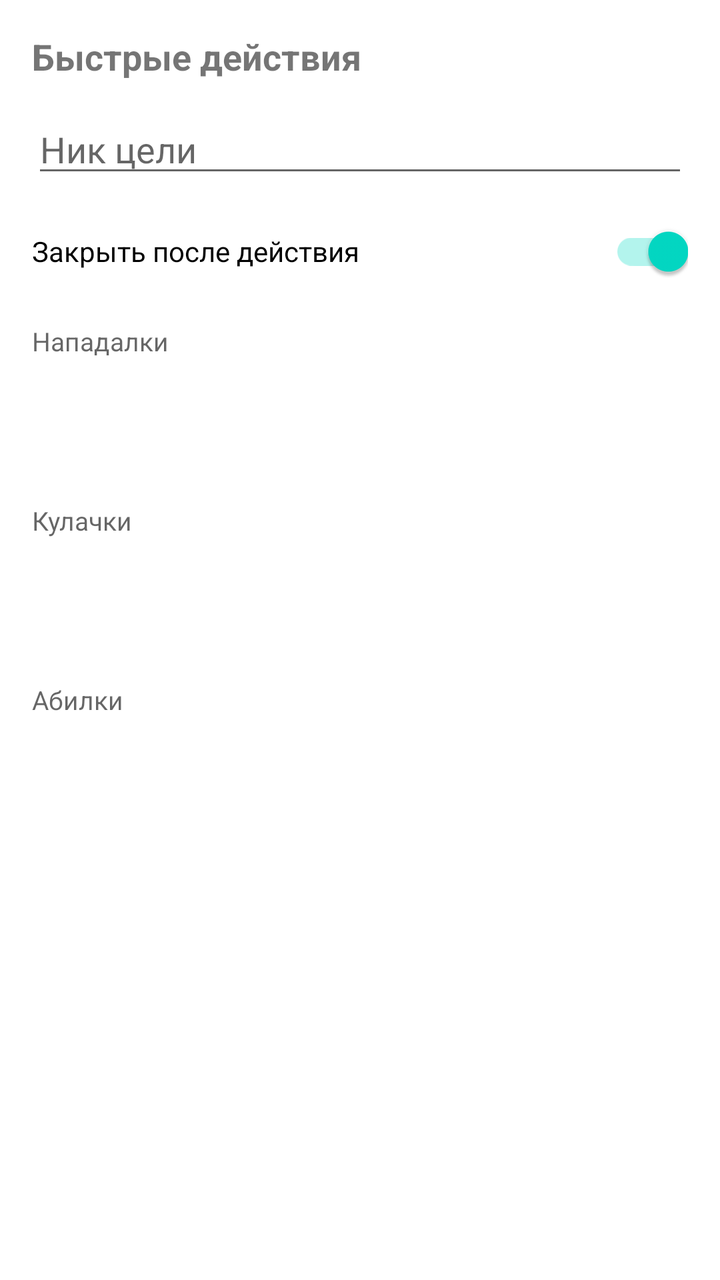
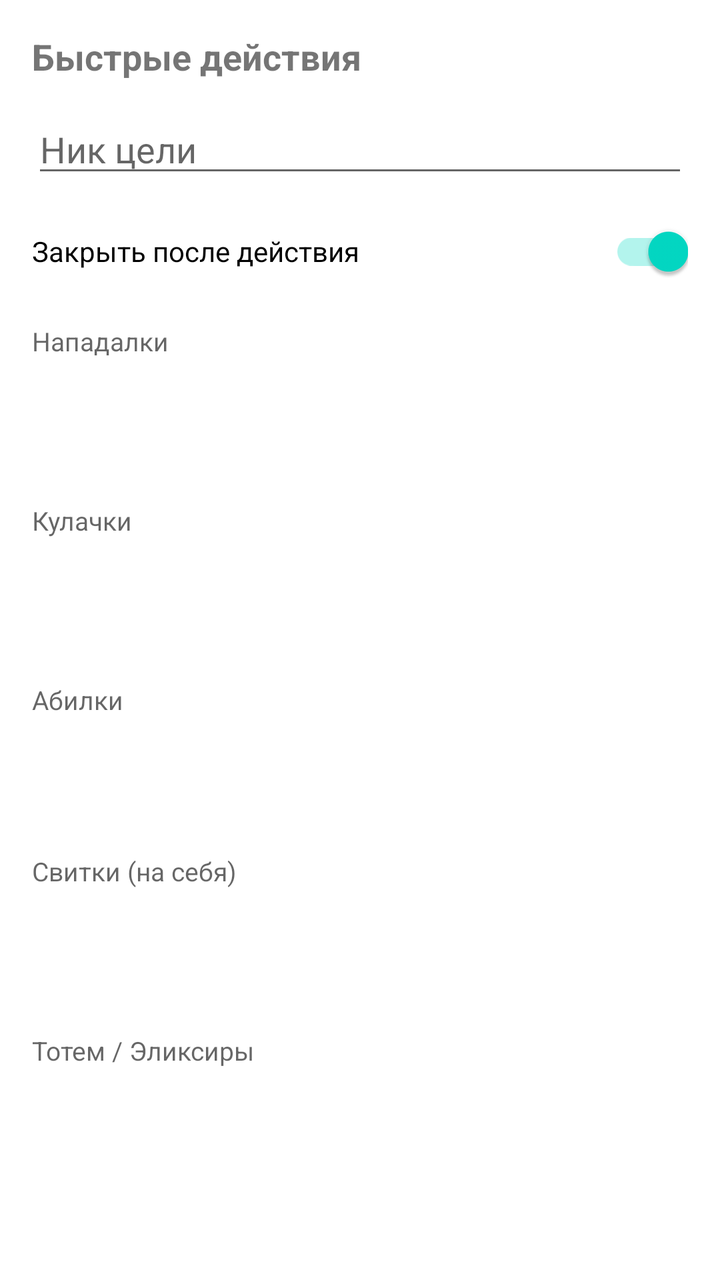

An Android layout rendered at two revisions. The XML below is the earlier revision; the diff shows what the commit changed to produce the second picture.
<!-- AndroidManifest.xml: application theme Theme.ABClient -->
<!-- res/layout/bottom_sheet_quick_actions.xml -->
<?xml version="1.0" encoding="utf-8"?>
<LinearLayout xmlns:android="http://schemas.android.com/apk/res/android"
    xmlns:app="http://schemas.android.com/apk/res-auto"
    android:layout_width="match_parent"
    android:layout_height="wrap_content"
    android:orientation="vertical"
    android:padding="16dp">

    <TextView
        android:layout_width="match_parent"
        android:layout_height="wrap_content"
        android:text="Быстрые действия"
        android:textSize="18sp"
        android:textStyle="bold"
        android:layout_marginBottom="12dp" />

    <EditText
        android:id="@+id/editTextNick"
        android:layout_width="match_parent"
        android:layout_height="wrap_content"
        android:hint="Ник цели"
        android:inputType="text"
        android:singleLine="true"
        android:layout_marginBottom="8dp" />

    <androidx.appcompat.widget.SwitchCompat
        android:id="@+id/switchAutoClose"
        android:layout_width="match_parent"
        android:layout_height="wrap_content"
        android:text="Закрыть после действия"
        android:checked="true"
        android:layout_marginBottom="12dp" />

    
    <TextView
        android:layout_width="match_parent"
        android:layout_height="wrap_content"
        android:text="Нападалки"
        android:textSize="13sp"
        android:textColor="?android:attr/textColorSecondary"
        android:layout_marginBottom="4dp" />

    <GridLayout
        android:layout_width="match_parent"
        android:layout_height="wrap_content"
        android:columnCount="4"
        android:layout_marginBottom="12dp">

        <ImageButton
            android:id="@+id/buttonHitSimple"
            android:layout_width="56dp"
            android:layout_height="48dp"
            android:layout_margin="4dp"
            android:background="?attr/selectableItemBackgroundBorderless"
            android:contentDescription="Обычная нападалка"
            android:scaleType="centerInside" />

        <ImageButton
            android:id="@+id/buttonHitBlood"
            android:layout_width="56dp"
            android:layout_height="48dp"
            android:layout_margin="4dp"
            android:background="?attr/selectableItemBackgroundBorderless"
            android:contentDescription="Кровавая нападалка"
            android:scaleType="centerInside" />

        <ImageButton
            android:id="@+id/buttonHitUltimate"
            android:layout_width="56dp"
            android:layout_height="48dp"
            android:layout_margin="4dp"
            android:background="?attr/selectableItemBackgroundBorderless"
            android:contentDescription="Боевая нападалка"
            android:scaleType="centerInside" />

        <ImageButton
            android:id="@+id/buttonHitClosedUltimate"
            android:layout_width="56dp"
            android:layout_height="48dp"
            android:layout_margin="4dp"
            android:background="?attr/selectableItemBackgroundBorderless"
            android:contentDescription="Закрытая боевая нападалка"
            android:scaleType="centerInside" />
    </GridLayout>

    
    <TextView
        android:layout_width="match_parent"
        android:layout_height="wrap_content"
        android:text="Кулачки"
        android:textSize="13sp"
        android:textColor="?android:attr/textColorSecondary"
        android:layout_marginBottom="4dp" />

    <GridLayout
        android:layout_width="match_parent"
        android:layout_height="wrap_content"
        android:columnCount="4"
        android:layout_marginBottom="12dp">

        <ImageButton
            android:id="@+id/buttonFistSimple"
            android:layout_width="56dp"
            android:layout_height="48dp"
            android:layout_margin="4dp"
            android:background="?attr/selectableItemBackgroundBorderless"
            android:contentDescription="Обычная кулачка"
            android:scaleType="centerInside" />

        <ImageButton
            android:id="@+id/buttonFistClosed"
            android:layout_width="56dp"
            android:layout_height="48dp"
            android:layout_margin="4dp"
            android:background="?attr/selectableItemBackgroundBorderless"
            android:contentDescription="Закрытая кулачка"
            android:scaleType="centerInside" />

        <ImageButton
            android:id="@+id/buttonClosed"
            android:layout_width="56dp"
            android:layout_height="48dp"
            android:layout_margin="4dp"
            android:background="?attr/selectableItemBackgroundBorderless"
            android:contentDescription="Закрытая нападалка"
            android:scaleType="centerInside" />
    </GridLayout>

    
    <TextView
        android:layout_width="match_parent"
        android:layout_height="wrap_content"
        android:text="Абилки"
        android:textSize="13sp"
        android:textColor="?android:attr/textColorSecondary"
        android:layout_marginBottom="4dp" />

    <GridLayout
        android:layout_width="match_parent"
        android:layout_height="wrap_content"
        android:columnCount="4"
        android:layout_marginBottom="8dp">

        <ImageButton
            android:id="@+id/buttonFog"
            android:layout_width="56dp"
            android:layout_height="48dp"
            android:layout_margin="4dp"
            android:background="?attr/selectableItemBackgroundBorderless"
            android:contentDescription="Туман"
            android:scaleType="centerInside" />

        <ImageButton
            android:id="@+id/buttonPoison"
            android:layout_width="56dp"
            android:layout_height="48dp"
            android:layout_margin="4dp"
            android:background="?attr/selectableItemBackgroundBorderless"
            android:contentDescription="Яд"
            android:scaleType="centerInside" />

        <ImageButton
            android:id="@+id/buttonStrong"
            android:layout_width="56dp"
            android:layout_height="48dp"
            android:layout_margin="4dp"
            android:background="?attr/selectableItemBackgroundBorderless"
            android:contentDescription="Сильная спина"
            android:scaleType="centerInside" />

        <ImageButton
            android:id="@+id/buttonInvisible"
            android:layout_width="56dp"
            android:layout_height="48dp"
            android:layout_margin="4dp"
            android:background="?attr/selectableItemBackgroundBorderless"
            android:contentDescription="Невид"
            android:scaleType="centerInside" />
    </GridLayout>

</LinearLayout>
<!-- resources referenced by this layout -->
<resources>
  <style name="Theme.ABClient" parent="Theme.MaterialComponents.DayNight.DarkActionBar">
          
          <item name="colorPrimary">@color/purple_500</item>
          <item name="colorPrimaryVariant">@color/purple_700</item>
          <item name="colorOnPrimary">@color/white</item>
          
          <item name="colorSecondary">@color/teal_200</item>
          <item name="colorSecondaryVariant">@color/teal_700</item>
          <item name="colorOnSecondary">@color/black</item>
          
          <item name="android:statusBarColor" tools:targetApi="l">?attr/colorPrimaryVariant</item>
          
      </style>
  <color name="purple_500">#FF6200EE</color>
  <color name="purple_700">#FF3700B3</color>
  <color name="white">#FFFFFFFF</color>
  <color name="teal_200">#FF03DAC5</color>
  <color name="teal_700">#FF018786</color>
  <color name="black">#FF000000</color>
</resources>

<!-- the commit's change to res/layout/bottom_sheet_quick_actions.xml (unified diff, before → after) -->
@@ -178,4 +178,108 @@
             android:scaleType="centerInside" />
     </GridLayout>
 
+    
+    <TextView
+        android:layout_width="match_parent"
+        android:layout_height="wrap_content"
+        android:text="Свитки (на себя)"
+        android:textSize="13sp"
+        android:textColor="?android:attr/textColorSecondary"
+        android:layout_marginBottom="4dp" />
+
+    <GridLayout
+        android:layout_width="match_parent"
+        android:layout_height="wrap_content"
+        android:columnCount="4"
+        android:layout_marginBottom="12dp">
+
+        <ImageButton
+            android:id="@+id/buttonSelfRass"
+            android:layout_width="56dp"
+            android:layout_height="48dp"
+            android:layout_margin="4dp"
+            android:background="?attr/selectableItemBackgroundBorderless"
+            android:contentDescription="Рассеять невид"
+            android:scaleType="centerInside" />
+
+        <ImageButton
+            android:id="@+id/buttonOpenNevid"
+            android:layout_width="56dp"
+            android:layout_height="48dp"
+            android:layout_margin="4dp"
+            android:background="?attr/selectableItemBackgroundBorderless"
+            android:contentDescription="Обнаружение"
+            android:scaleType="centerInside" />
+
+        <ImageButton
+            android:id="@+id/buttonTeleport"
+            android:layout_width="56dp"
+            android:layout_height="48dp"
+            android:layout_margin="4dp"
+            android:background="?attr/selectableItemBackgroundBorderless"
+            android:contentDescription="Телепорт"
+            android:scaleType="centerInside" />
+
+        <ImageButton
+            android:id="@+id/buttonIsland"
+            android:layout_width="56dp"
+            android:layout_height="48dp"
+            android:layout_margin="4dp"
+            android:background="?attr/selectableItemBackgroundBorderless"
+            android:contentDescription="Остров"
+            android:scaleType="centerInside" />
+    </GridLayout>
+
+    
+    <TextView
+        android:layout_width="match_parent"
+        android:layout_height="wrap_content"
+        android:text="Тотем / Эликсиры"
+        android:textSize="13sp"
+        android:textColor="?android:attr/textColorSecondary"
+        android:layout_marginBottom="4dp" />
+
+    <GridLayout
+        android:layout_width="match_parent"
+        android:layout_height="wrap_content"
+        android:columnCount="4"
+        android:layout_marginBottom="8dp">
+
+        <ImageButton
+            android:id="@+id/buttonTotem"
+            android:layout_width="56dp"
+            android:layout_height="48dp"
+            android:layout_margin="4dp"
+            android:background="?attr/selectableItemBackgroundBorderless"
+            android:contentDescription="Тотем"
+            android:scaleType="centerInside" />
+
+        <ImageButton
+            android:id="@+id/buttonElixirBlaz"
+            android:layout_width="56dp"
+            android:layout_height="48dp"
+            android:layout_margin="4dp"
+            android:background="?attr/selectableItemBackgroundBorderless"
+            android:contentDescription="Эликсир Блаженства"
+            android:scaleType="centerInside" />
+
+        <ImageButton
+            android:id="@+id/buttonElixirCure"
+            android:layout_width="56dp"
+            android:layout_height="48dp"
+            android:layout_margin="4dp"
+            android:background="?attr/selectableItemBackgroundBorderless"
+            android:contentDescription="Эликсир Исцеления"
+            android:scaleType="centerInside" />
+
+        <ImageButton
+            android:id="@+id/buttonElixirRestore"
+            android:layout_width="56dp"
+            android:layout_height="48dp"
+            android:layout_margin="4dp"
+            android:background="?attr/selectableItemBackgroundBorderless"
+            android:contentDescription="Эликсир Восстановления"
+            android:scaleType="centerInside" />
+    </GridLayout>
+
 </LinearLayout>
